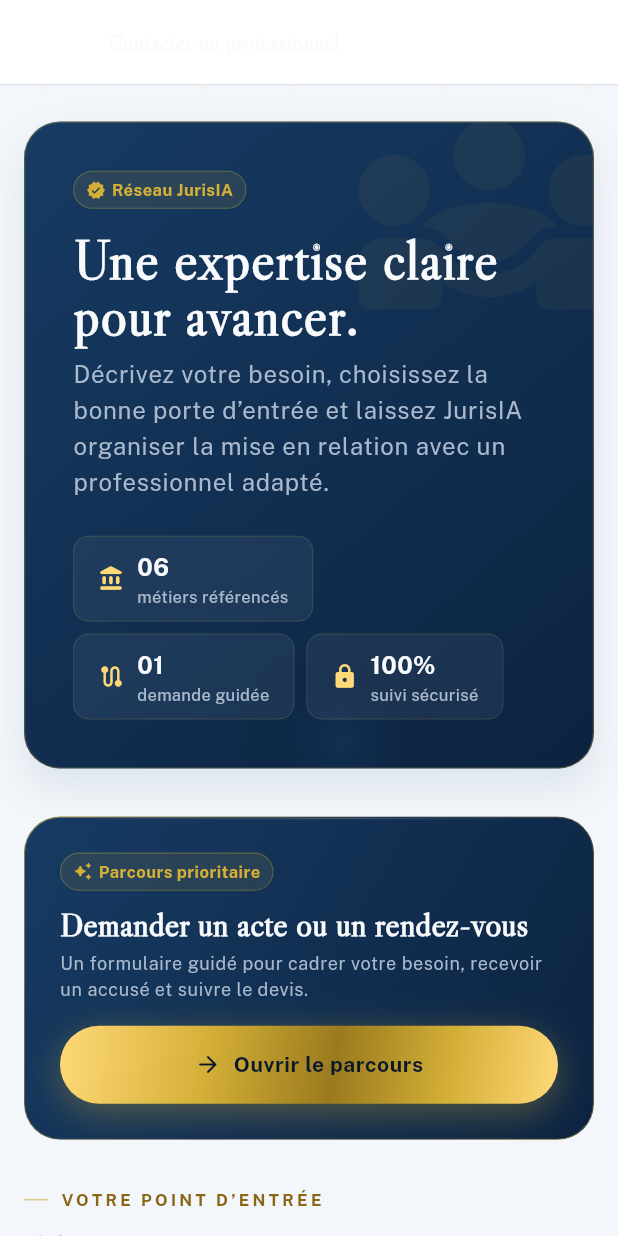
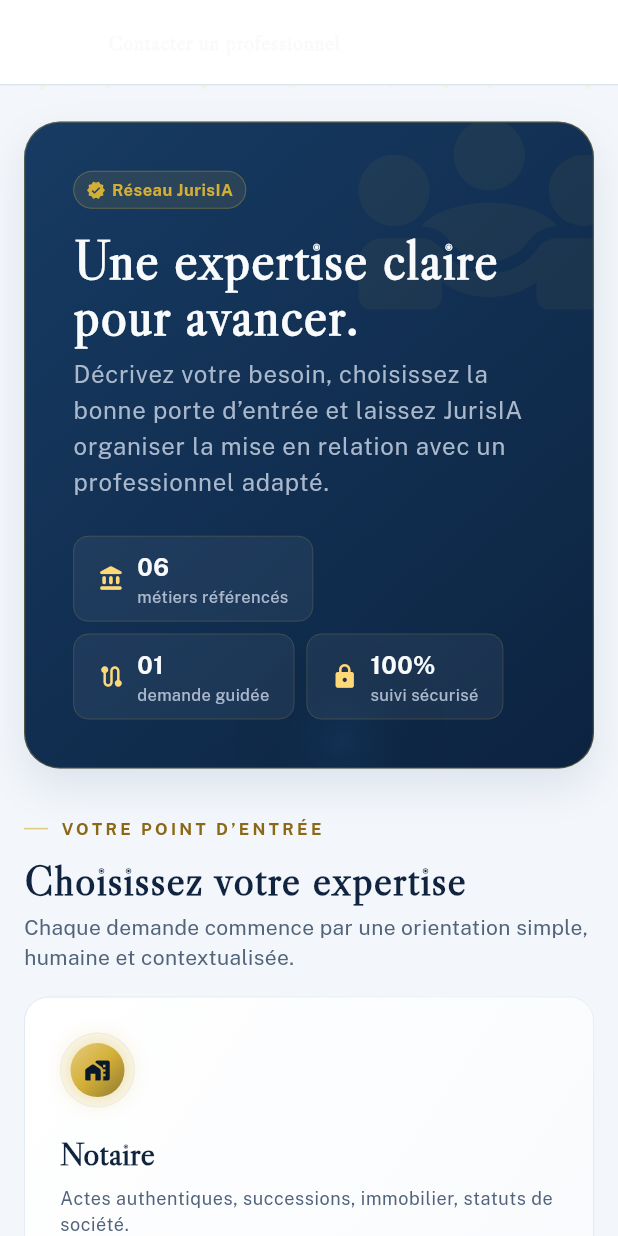
Before and after one commit to liorcreation/jurisia-app, a Flutter app: the _ContactProfessionalView screen opened directly, on a phone screen of 412 x 824 dp. Run offline on Flutter 3.47's test engine with Material 3 defaults, Android fonts, the phone set to English and light mode, and no system bars; our stand-ins replace camera, equatable, file_picker, flutter_tts, sentry_flutter, shared_preferences and 4 more; missing offline and left inert: dart:js_interop, dart:ui_web, window_manager; accounts and stored records are empty; network calls fail.

Commit message:
Remove service request shortcut from contact page

```diff
--- a/lib/features/contact_professional/presentation/screens/contact_professional_screen.dart
+++ b/lib/features/contact_professional/presentation/screens/contact_professional_screen.dart
@@ -8,7 +8,6 @@
 import '../../../../core/widgets/entrance_fade.dart';
 import '../../../../core/widgets/glass_container.dart';
 import '../../../../core/widgets/gradient_icon_badge.dart';
-import '../../../../core/widgets/luxury_elevated_button.dart';
 import '../../../../core/widgets/luxury_scaffold_background.dart';
 import '../../../../core/widgets/premium_surface.dart';
 import '../../../../core/widgets/shimmer_sweep.dart';
@@ -21,7 +20,6 @@
 import '../../../professional/presentation/controllers/professional_service_request_controller.dart';
 import '../widgets/contact_request_sheet.dart';
 import '../widgets/professional_category_card.dart';
-import '../../../professional/presentation/widgets/professional_service_request_wizard.dart';
 
 abstract final class _ContactPalette {
   static const canvas = Color(0xFFF3F6FA);
@@ -84,10 +82,6 @@
     }
   }
 
-  void _openServiceRequest(BuildContext context) {
-    showProfessionalServiceRequestWizard(context);
-  }
-
   @override
   Widget build(BuildContext context) {
     final controller = context.watch<ContactProfessionalController>();
@@ -99,7 +93,6 @@
         controller: controller,
         serviceController: serviceController,
         onOpenRequest: (category) => _openRequestSheet(context, category),
-        onOpenServiceRequest: () => _openServiceRequest(context),
       );
     }
 
@@ -141,7 +134,6 @@
                   serviceRequests: serviceController.requests,
                   onOpenRequest: (category) =>
                       _openRequestSheet(context, category),
-                  onOpenServiceRequest: () => _openServiceRequest(context),
                 ),
               ),
             ],
@@ -218,13 +210,11 @@
     required this.controller,
     required this.serviceController,
     required this.onOpenRequest,
-    required this.onOpenServiceRequest,
   });
 
   final ContactProfessionalController controller;
   final ProfessionalServiceRequestController serviceController;
   final _OpenRequest onOpenRequest;
-  final VoidCallback onOpenServiceRequest;
 
   @override
   Widget build(BuildContext context) {
@@ -256,7 +246,6 @@
                               requests: controller.requests,
                               serviceRequests: serviceController.requests,
                               onOpenRequest: onOpenRequest,
-                              onOpenServiceRequest: onOpenServiceRequest,
                             ),
                           ),
                         ),
@@ -560,18 +549,14 @@
     required this.requests,
     required this.serviceRequests,
     required this.onOpenRequest,
-    required this.onOpenServiceRequest,
   });
 
   final List<ContactRequest> requests;
   final List<ProfessionalServiceRequest> serviceRequests;
   final _OpenRequest onOpenRequest;
-  final VoidCallback onOpenServiceRequest;
 
   @override
   Widget build(BuildContext context) {
-    final textTheme = Theme.of(context).textTheme;
-
     final categoriesGrid = LayoutBuilder(
       builder: (context, constraints) {
         final columns = constraints.maxWidth >= 680
@@ -631,73 +616,6 @@
       crossAxisAlignment: CrossAxisAlignment.start,
       children: [
         const _ContactHero(),
-        const SizedBox(height: AppSpacing.xl),
-        PremiumSurface(
-          tone: PremiumSurfaceTone.cobalt,
-          padding: const EdgeInsets.all(AppSpacing.lg),
-          child: LayoutBuilder(
-            builder: (context, constraints) {
-              final copy = Column(
-                crossAxisAlignment: CrossAxisAlignment.start,
-                children: [
-                  const PremiumStatusPill(
-                    label: 'Parcours prioritaire',
-                    tone: PremiumStatusTone.gold,
-                    icon: Icons.auto_awesome_rounded,
-                    compact: true,
-                  ),
-                  const SizedBox(height: AppSpacing.sm),
-                  Text(
-                    'Demander un acte ou un rendez-vous',
-                    style: textTheme.titleLarge?.copyWith(
-                      color: AppColors.textPrimary,
-                      fontFamily: 'Libre Caslon Display',
-                    ),
-                  ),
-                  const SizedBox(height: AppSpacing.xs),
-                  Text(
-                    'Un formulaire guidé pour cadrer votre besoin, recevoir un accusé et suivre le devis.',
-                    style: textTheme.bodySmall?.copyWith(
-                      color: AppColors.textSecondary,
-                      height: 1.4,
-                    ),
-                  ),
-                ],
-              );
-              final action = constraints.maxWidth < 620
-                  ? LuxuryElevatedButton(
-                      onPressed: onOpenServiceRequest,
-                      icon: Icons.arrow_forward_rounded,
-                      child: const Text('Ouvrir le parcours'),
-                    )
-                  : SizedBox(
-                      width: 220,
-                      child: LuxuryElevatedButton(
-                        onPressed: onOpenServiceRequest,
-                        icon: Icons.arrow_forward_rounded,
-                        child: const Text('Ouvrir le parcours'),
-                      ),
-                    );
-              if (constraints.maxWidth < 620) {
-                return Column(
-                  crossAxisAlignment: CrossAxisAlignment.stretch,
-                  children: [
-                    copy,
-                    const SizedBox(height: AppSpacing.md),
-                    action,
-                  ],
-                );
-              }
-              return Row(
-                children: [
-                  Expanded(child: copy),
-                  const SizedBox(width: AppSpacing.lg),
-                  action,
-                ],
-              );
-            },
-          ),
-        ),
         const SizedBox(height: AppSpacing.xl),
         const _ContactSectionHeader(),
         const SizedBox(height: AppSpacing.md),
```
